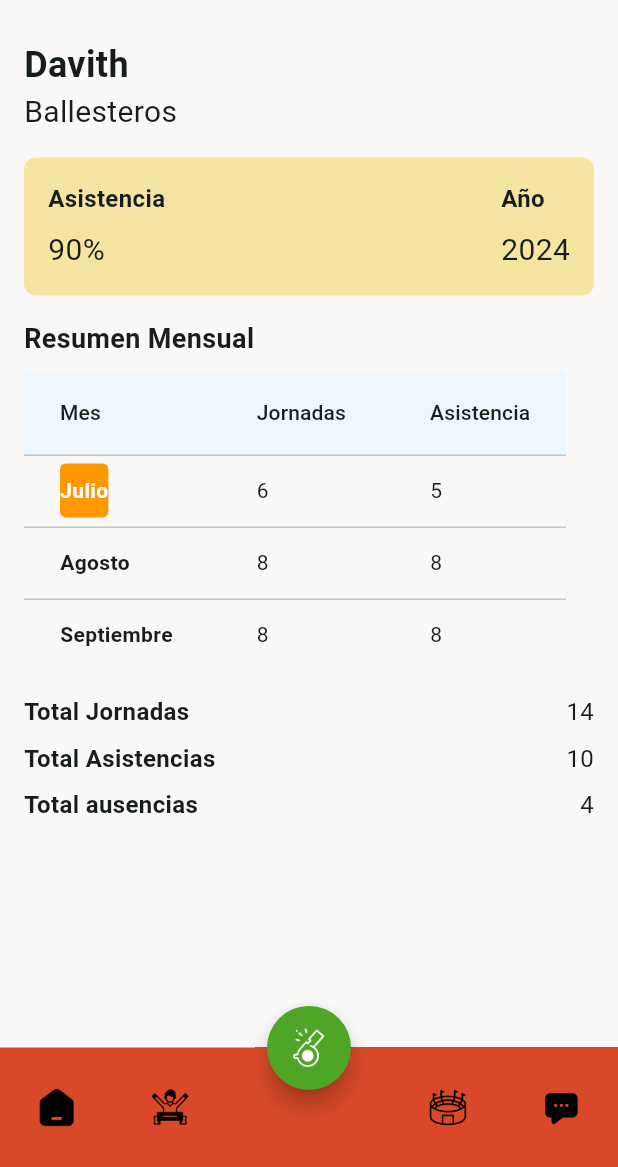
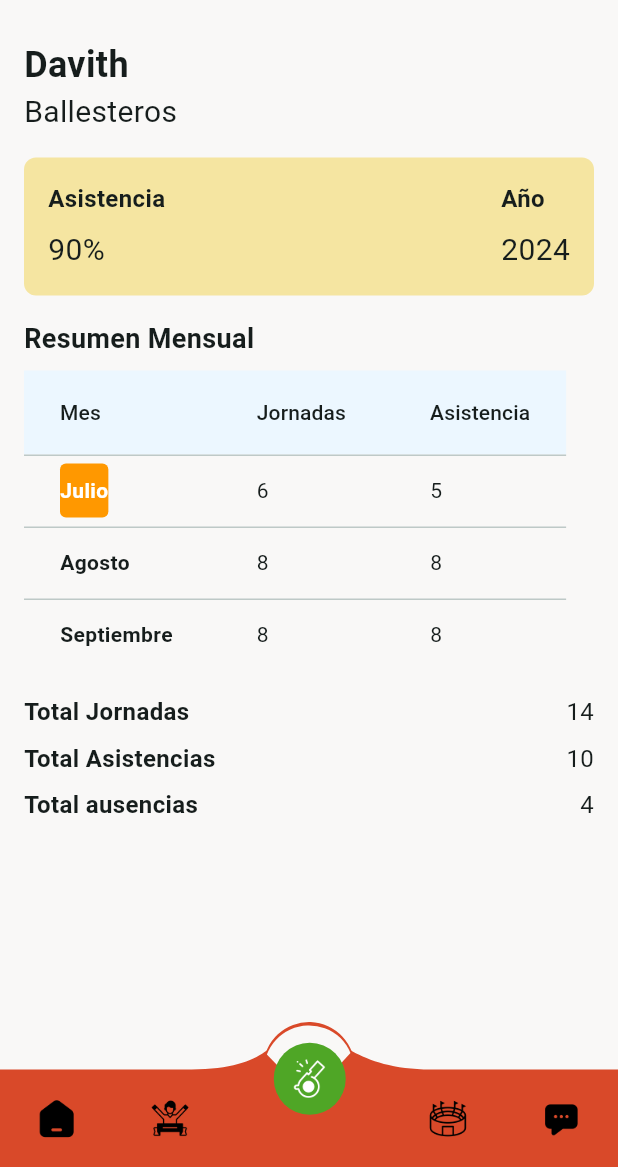
Before and after one commit to Elkinssm/flutter_init, a Flutter app: the AssistanceScreen screen opened by its route, after a tap on "Ver historico", on a phone screen of 412 x 824 dp, the part 69-1236 px from its top. Run offline on Flutter 3.47's test engine with Material 3 defaults, Android fonts, the phone set to English and light mode, and no system bars; our stand-ins replace flutter_riverpod, go_router, syncfusion_flutter_charts.

Commit message:
Fixing navigation bottom app bar

```diff
--- a/lib/config/router/app_router.dart
+++ b/lib/config/router/app_router.dart
@@ -1,7 +1,5 @@
 import 'package:cinemapedia/presentation/screens/screens.dart';
-import 'package:flutter/material.dart';
 import 'package:go_router/go_router.dart';
-import 'package:syncfusion_flutter_charts/charts.dart';
 
 final appRouter = GoRouter(
   initialLocation: '/loading_screen',
--- a/lib/presentation/widgets/custom_navigation_bottom_appbar/curved_bar_painter.dart
+++ b/lib/presentation/widgets/custom_navigation_bottom_appbar/curved_bar_painter.dart
@@ -1,31 +1,74 @@
 import 'package:flutter/material.dart';
 
-class CurvedBarPainter extends CustomPainter {
+class CurvedBarPainterwhite extends CustomPainter {
   @override
   void paint(Canvas canvas, Size size) {
-    final paint = Paint()..color = Color.fromRGBO(217, 73, 41, 1);
-    final paint1 = Paint()..color = Colors.white;
+    final paint =
+        Paint()
+          ..color = Color.fromRGBO(249, 248, 247, 1)
+          ..style = PaintingStyle.fill;
     final path = Path();
-    final path1 = Path();
+    path.moveTo(size.width / 2, size.height / 2);
+    path.arcTo(
+      Rect.fromCircle(
+        center: Offset(size.width / 2, size.height * 0.30),
+        radius: 30,
+      ),
+      3.50,
+      33.80,
+      false,
+    );
+    canvas.drawPath(path, paint);
+  }
 
-    path.lineTo(0, 0);
-    // path.quadraticBezierTo(0, 0, size.width * 0.50, 0);
-    path.arcToPoint(
-      Offset(size.width * -0.01, 0),
-      radius: const Radius.circular(40),
-      clockwise: false,
+  @override
+  bool shouldRepaint(covariant CustomPainter oldDelegate) => false;
+}
+
+class CurvedBarPainterOrange extends CustomPainter {
+  @override
+  void paint(Canvas canvas, Size size) {
+    final paint =
+        Paint()
+          ..color = Color.fromRGBO(217, 73, 41, 1)
+          ..style = PaintingStyle.fill;
+    final path = Path();
+    path.moveTo(size.width / 2, size.height / 2 + 10);
+    path.arcTo(
+      Rect.fromCircle(
+        center: Offset(size.width / 2, size.height * 0.30),
+        radius: 30.5,
+      ),
+      2.0,
+      350.99,
+      false,
     );
-    path1.lineTo(170, 0);
-    // path1.quadraticBezierTo(size.width * 0.51, -75, size.width * 0.55, 0);
-    path.close();
+    canvas.drawPath(path, paint);
+  }
 
+  @override
+  bool shouldRepaint(covariant CustomPainter oldDelegate) => false;
+}
+
+class BlockBarPainterOrange extends CustomPainter {
+  @override
+  void paint(Canvas canvas, Size size) {
+    final paint =
+        Paint()
+          ..color = Color.fromRGBO(217, 73, 41, 1)
+          ..style = PaintingStyle.fill;
+    final path = Path();
+    path.moveTo(size.width * 0.54, 0);
+    path.cubicTo(210, -54, size.width * 0.52, 0, size.width - 125, 0);
+    path.moveTo(size.width * 0.31, 0);
+    path.cubicTo(size.width * 0.50, 0, 178, -52, size.width - 210, 0);
+    path.moveTo(0, 0);
     path.lineTo(size.width, 0);
     path.lineTo(size.width, size.height);
     path.lineTo(0, size.height);
     path.close();
 
     canvas.drawPath(path, paint);
-    canvas.drawPath(path1, paint1);
   }
 
   @override
--- a/lib/presentation/widgets/custom_navigation_bottom_appbar/custom_bottom_appbar.dart
+++ b/lib/presentation/widgets/custom_navigation_bottom_appbar/custom_bottom_appbar.dart
@@ -12,15 +12,23 @@ class CustomBottomAppbar extends StatelessWidget {
         alignment: Alignment.bottomCenter,
         children: [
           CustomPaint(
-            size: Size(double.infinity, 80),
-            painter: CurvedBarPainter(),
+            size: Size(double.infinity, 65),
+            painter: BlockBarPainterOrange(),
+          ),
+          CustomPaint(
+            size: Size(double.infinity, 94.5),
+            painter: CurvedBarPainterOrange(),
+          ),
+          CustomPaint(
+            size: Size(double.infinity, 92),
+            painter: CurvedBarPainterwhite(),
           ),
           Positioned(
             bottom: 0,
             left: 0,
             right: 0,
             child: SizedBox(
-              height: 80,
+              height: 65,
               child: Row(
                 mainAxisAlignment: MainAxisAlignment.spaceAround,
                 children: [
--- a/lib/presentation/widgets/custom_navigation_bottom_appbar/custom_floating_action_button.dart
+++ b/lib/presentation/widgets/custom_navigation_bottom_appbar/custom_floating_action_button.dart
@@ -8,9 +8,14 @@ class CustomFloatingActionButton extends StatelessWidget {
     final paddingGreenButton = MediaQuery.of(context).size.height;
 
     return Padding(
-      padding: EdgeInsets.only(top: paddingGreenButton * 0.05),
+      padding: EdgeInsets.only(top: paddingGreenButton * 0.10, left: 1),
+      child: SizedBox(
+        width: 48,
+        height: 48,
         child: FloatingActionButton(
           onPressed: () {},
+          elevation: 0,
+          highlightElevation: 0,
           shape: const CircleBorder(),
           backgroundColor: Color.fromRGBO(79, 166, 38, 1),
           child: Image.asset(
@@ -19,6 +24,7 @@ class CustomFloatingActionButton extends StatelessWidget {
             width: 26,
           ),
         ),
+      ),
     );
   }
 }
```
Also changed, not shown: lib/presentation/screens/player_screen.dart (+13 -3 lines). Lines whose indentation alone changed are shown as unchanged.
